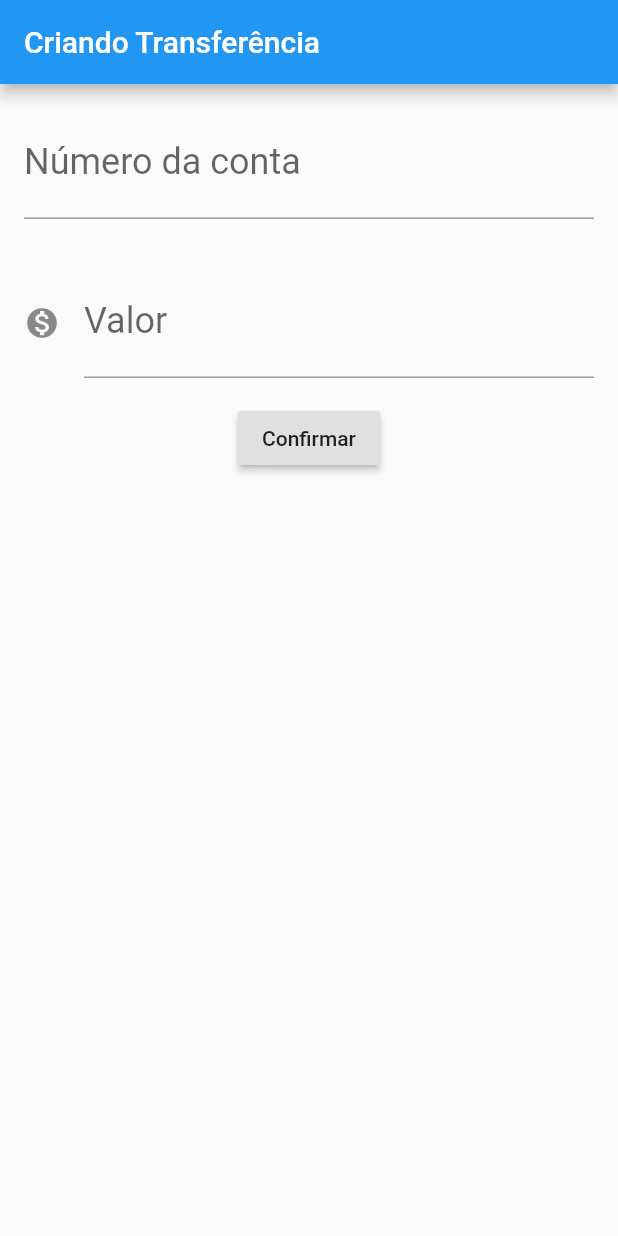
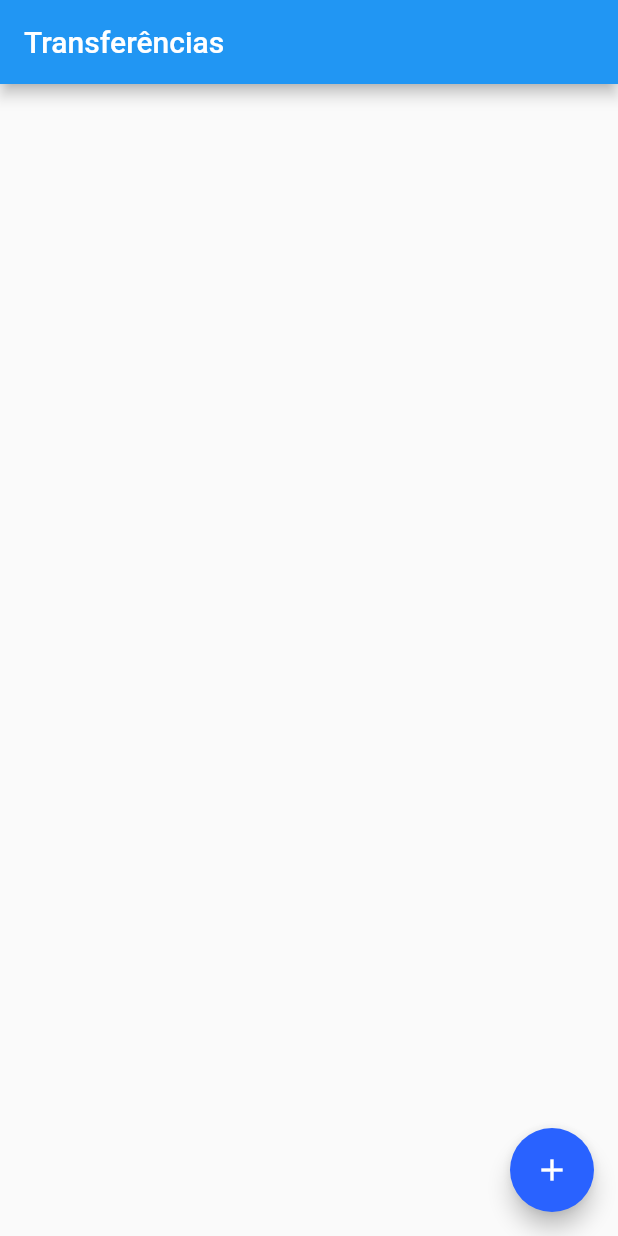
Before and after one commit to heliomarpm/flutter-bytebank, a Flutter app: the screen it shows after launch, on a phone screen of 412 x 824 dp. Run offline on Flutter 3.47's test engine with Material 2 defaults, Android fonts, the phone set to English and light mode, and no system bars.

```diff
--- a/lib/main.dart
+++ b/lib/main.dart
@@ -1,154 +1,25 @@
 import 'package:flutter/material.dart';
 
-void main() => runApp(const BytebankApp());
+import 'pages/transferencia/lista_transferencia.dart';
+
+
+void main() => runApp(BytebankApp());
 
 class BytebankApp extends StatelessWidget {
   const BytebankApp({Key? key}) : super(key: key);
+
   @override
   Widget build(BuildContext context) {
     return MaterialApp(
-      home: Scaffold(
-        body: FormularioTransferencia(),
+      theme: ThemeData(
+        primaryColor: Colors.green[900],
+        accentColor: Colors.blueAccent[700],
+        buttonTheme: ButtonThemeData(
+          buttonColor: Colors.blueAccent[700],
+          textTheme: ButtonTextTheme.primary,
+        ),
       ),
+      home: ListaTransferencia(),
     );
   }
 }
-
-class FormularioTransferencia extends StatelessWidget {
-  final _controladorCampoNumeroConta = TextEditingController();
-  final _controladorCampoValor = TextEditingController();
-
-  FormularioTransferencia({Key? key}) : super(key: key);
-
-  @override
-  Widget build(BuildContext context) {
-    return Scaffold(
-        appBar: AppBar(
-          title: const Text('Criando Transferência'),
-        ),
-        body: Column(
-          children: <Widget>[
-            Editor(
-              controlador: _controladorCampoNumeroConta,
-              dica: '0000',
-              rotulo: 'Número da conta',
-            ),
-            Editor(
-              dica: '0.00',
-              controlador: _controladorCampoValor,
-              rotulo: 'Valor',
-              icone: Icons.monetization_on,
-            ),
-            RaisedButton(
-              child: const Text('Confirmar'),
-              onPressed: () => _criaTransferencia(context),
-            )
-          ],
-        ));
-  }
-
-  void _criaTransferencia(BuildContext context) {
-    final numeroConta = int.tryParse(_controladorCampoNumeroConta.text);
-    final valor = double.tryParse(_controladorCampoValor.text);
-    if (numeroConta != null && valor != null) {
-      final transferenciaCriada = Transferencia(valor, numeroConta);
-      debugPrint('Criando transferência');
-      debugPrint('$transferenciaCriada');
-      Navigator.pop(context, transferenciaCriada);
-    }
-  }
-}
-
-class Editor extends StatelessWidget {
-  final TextEditingController controlador;
-  final String rotulo;
-  final String dica;
-  final IconData icone;
-
-  // ignore: use_key_in_widget_constructors
-  const Editor({required this.controlador, required this.rotulo, required this.dica, this.icone});
-
-  @override
-  Widget build(BuildContext context) {
-    return Padding(
-      padding: const EdgeInsets.all(16.0),
-      child: TextField(
-        controller: controlador,
-        style: TextStyle(fontSize: 24.0),
-        decoration: InputDecoration(
-          icon: icone != null ? Icon(icone) : null,
-          labelText: rotulo,
-          hintText: dica,
-        ),
-        keyboardType: TextInputType.number,
-      ),
-    );
-  }
-}
-
-class ListaTransferencias extends StatelessWidget {
-  final List<Transferencia> _transferencias = [];
-
-  ListaTransferencias({Key? key}) : super(key: key);
-
-  @override
-  Widget build(BuildContext context) {
-    _transferencias.add(Transferencia(100.0, 1000));
-    _transferencias.add(Transferencia(100.0, 1000));
-    _transferencias.add(Transferencia(100.0, 1000));
-    _transferencias.add(Transferencia(100.0, 1000));
-    return Scaffold(
-      appBar: AppBar(
-        title: const Text('Transferências'),
-      ),
-      body: ListView.builder(
-        itemCount: _transferencias.length,
-        itemBuilder: (context, indice) {
-          final transferencia = _transferencias[indice];
-          return ItemTransferencia(transferencia);
-        },
-
-      ),
-      floatingActionButton: FloatingActionButton(
-        child: const Icon(Icons.add), onPressed: () {
-          final Future future = Navigator.push(context, MaterialPageRoute(builder: (context) {
-            return FormularioTransferencia();
-          }));
-          future.then((transferenciaRecebida) {
-            debugPrint('chegou no then do future');
-            debugPrint('$transferenciaRecebida');
-            _transferencias.add(transferenciaRecebida);
-          });
-      },
-      ),
-    );
-  }
-}
-
-class ItemTransferencia extends StatelessWidget {
-  final Transferencia _transferencia;
-
-  const ItemTransferencia(this._transferencia, {Key? key}) : super(key: key);
-
-  @override
-  Widget build(BuildContext context) {
-    return Card(
-        child: ListTile(
-      leading: const Icon(Icons.monetization_on),
-      title: Text(_transferencia.valor.toString()),
-      subtitle: Text(_transferencia.numeroConta.toString()),
-    ));
-  }
-}
-
-class Transferencia {
-  final double valor;
-  final int numeroConta;
-
-  Transferencia(this.valor, this.numeroConta);
-
-  @override
-  String toString() {
-    return 'Transferencia{valor: $valor, numeroConta: $numeroConta}';
-  }
-}
--- /dev/null
+++ b/lib/models/transferencia.dart
@@ -0,0 +1,12 @@
+
+class Transferencia {
+  final double valor;
+  final int numeroConta;
+
+  const Transferencia(this.valor, this.numeroConta);
+
+  @override
+  String toString() {
+    return 'Transferencia{valor: R\$ $valor, numeroConta: $numeroConta}';
+  }
+}
--- /dev/null
+++ b/lib/pages/transferencia/lista_transferencia.dart
@@ -0,0 +1,58 @@
+import 'package:flutter/material.dart';
+import 'package:bytebank/components/item_transferencia.dart';
+import 'package:bytebank/models/transferencia.dart';
+
+import 'cadastra_transferencia.dart';
+
+const _titlePage = 'Transferências';
+
+class ListaTransferencia extends StatefulWidget {
+  final List<Transferencia> _transferencias = [];
+
+  ListaTransferencia({Key? key}) : super(key: key);
+
+  @override
+  _ListaTransferenciaState createState() => _ListaTransferenciaState();
+}
+
+class _ListaTransferenciaState extends State<ListaTransferencia> {
+  @override
+  Widget build(BuildContext context) {
+    return Scaffold(
+      appBar: AppBar(
+        title: const Text(_titlePage),
+      ),
+      // body: ListView(
+      //   children: const [
+      //     ItemTransferencia(Transferencia(100, 1000)),
+      //     ItemTransferencia(Transferencia(200, 1000)),
+      //     ItemTransferencia(Transferencia(300, 1000)),
+      //   ],
+      // ),
+      body: ListView.builder(
+        itemCount: widget._transferencias.length,
+        itemBuilder: (context, index) =>
+            ItemTransferencia(widget._transferencias[index]),
+      ),
+      floatingActionButton: FloatingActionButton(
+        child: const Icon(Icons.add),
+        onPressed: () {
+          Navigator.push<Transferencia>(
+            context,
+            MaterialPageRoute(
+              builder: (context) => const CadastraTransferencia(),
+            ),
+          ).then((response) => _atualizar(response));
+        },
+      ),
+    );
+  }
+
+  void _atualizar(Transferencia? value) {
+    if (value != null) {
+      setState(() {
+        widget._transferencias.add(value);
+      });
+    }
+  }
+}
```
Also changed, not shown: lib/components/item_transferencia.dart (added, +21 -0 lines), lib/components/pnumber_field.dart (added, +28 -0 lines), lib/pages/transferencia/cadastra_transferencia.dart (added, +64 -0 lines), 1 other file.
